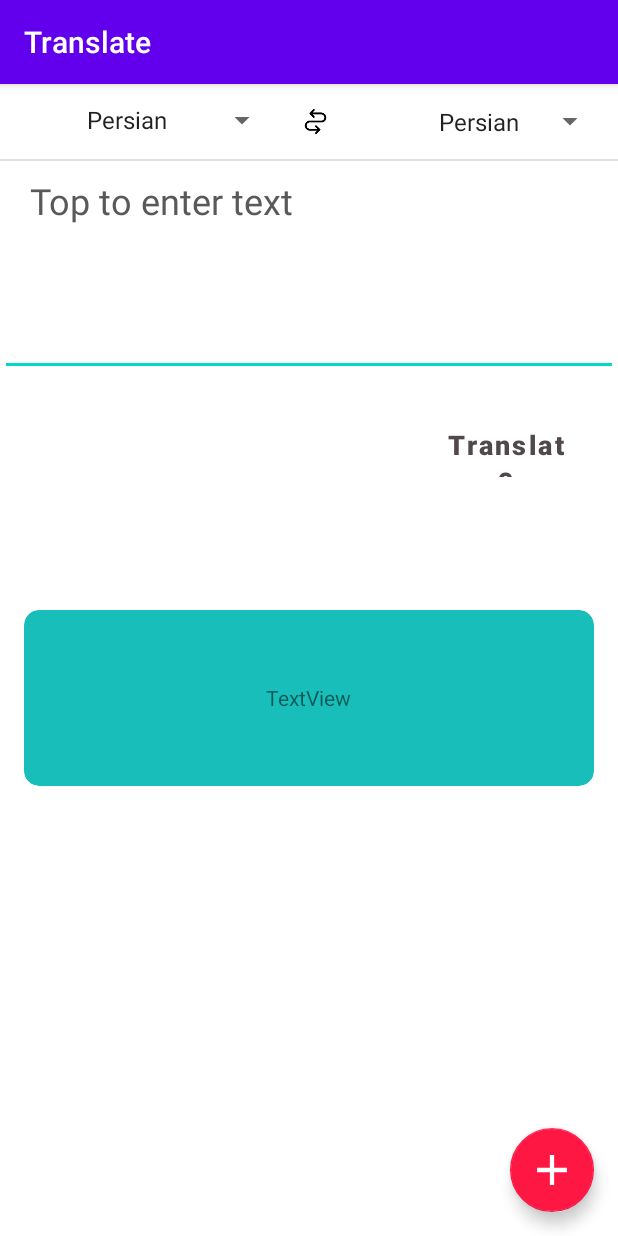
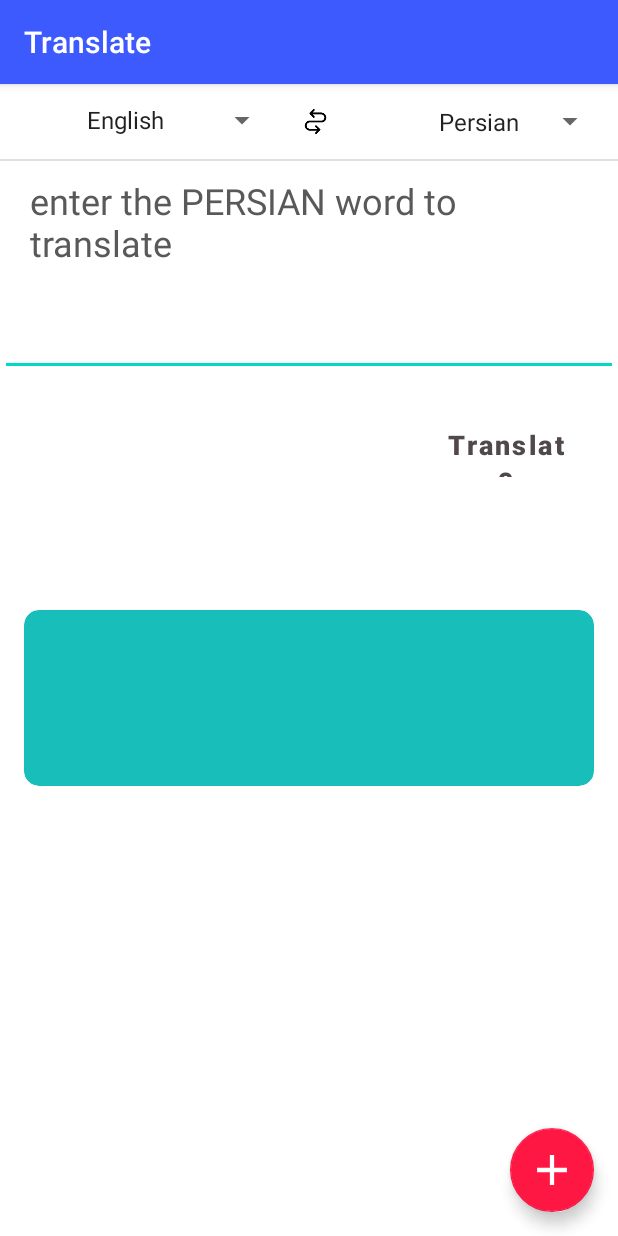
Before and after one commit to majid-moharami/Translate, an Android app: the screen it shows after launch (TranslateActivity), on a phone screen of 412 x 824 dp. Run offline under Robolectric (Android 15) with nearby library versions, the phone set to English and light mode, and no system bars.

Commit message:
write the logic for translate and replace buttons , change onItemSelected method to keep state of the spinners for better logic .
 create repository , WordCursorWrapper , StateOfTranslate (enum)

```diff
--- a/app/src/main/java/com/example/translate/controller/fragment/BaseFragment.java
+++ b/app/src/main/java/com/example/translate/controller/fragment/BaseFragment.java
@@ -11,15 +11,30 @@ import android.view.ViewGroup;
 import android.widget.AdapterView;
 import android.widget.ArrayAdapter;
 import android.widget.Button;
+import android.widget.EditText;
+import android.widget.ImageView;
 import android.widget.Spinner;
+import android.widget.TextView;
 import android.widget.Toast;
 
 import com.example.translate.R;
+import com.example.translate.model.WordTranslate;
+import com.example.translate.repository.WordDBRepository;
+import com.example.translate.utils.StateOfTranslate;
+
+import java.util.List;
 
 
 public class BaseFragment extends Fragment implements  AdapterView.OnItemSelectedListener {
 
     private Button mButtonTranslate;
+    private WordDBRepository mRepository;
+    private List<WordTranslate> mWordList;
+    private StateOfTranslate mOriginState , mDesState;
+    private TextView mResultWord;
+    private EditText mEnterText;
+    private  Spinner mSpinnerDestination,mSpinnerOrigin;
+    private ImageView mReplace;
 
     public static BaseFragment newInstance() {
         BaseFragment fragment = new BaseFragment();
@@ -31,6 +46,8 @@ public class BaseFragment extends Fragment implements  AdapterView.OnItemSelecte
     @Override
     public void onCreate(Bundle savedInstanceState) {
         super.onCreate(savedInstanceState);
+        mRepository = WordDBRepository.getInstance(getActivity());
+        mWordList = mRepository.getList();
     }
 
     @Override
@@ -46,42 +63,141 @@ public class BaseFragment extends Fragment implements  AdapterView.OnItemSelecte
         return view;
     }
 
+    private void findViews(View view){
+        mButtonTranslate = view.findViewById(R.id.button_translate);
+        mEnterText = view.findViewById(R.id.editText_enter_text);
+        mSpinnerDestination = view.findViewById(R.id.spinner_Destination);
+        mSpinnerOrigin  = view.findViewById(R.id.spinner_origin);
+        mReplace  = view.findViewById(R.id.image_view_replace);
+        mResultWord  = view.findViewById(R.id.textView_result);
+    }
+
     private void allListener() {
         mButtonTranslate.setOnClickListener(new View.OnClickListener() {
             @Override
             public void onClick(View v) {
-                MediaPlayer mediaPlayer  = MediaPlayer.create(getActivity() , R.raw.multimedia_button_click_005);
+                MediaPlayer mediaPlayer  =  MediaPlayer.create(getActivity() , R.raw.multimedia_button_click_005);
                 mediaPlayer.start();
+                String inputWord = mEnterText.getText().toString();
+                for (int i = 0; i < mWordList.size(); i++) {
+                    String farsi = mWordList.get(i).getPersian();
+                    String english = mWordList.get(i).getEnglish();
+                    String france = mWordList.get(i).getFrance();
+                    String arab = mWordList.get(i).getArabian();
+                    if (inputWord.equals(farsi) || inputWord.equals(english) || inputWord.equals(france) || inputWord.equals(arab)){
+                        switch (mDesState){
+                            case PERSIAN:
+                                mResultWord.setText(farsi);
+                                break;
+                            case ENGLISH:
+                                mResultWord.setText(english);
+                                break;
+                            case FRANCE:
+                                mResultWord.setText(france);
+                                break;
+                            case ARABIAN:
+                                mResultWord.setText(arab);
+                                break;
+                        }
+                        return;
+                    }
+                }
+                Toast.makeText(getActivity(), "Not found", Toast.LENGTH_SHORT).show();
+            }
+        });
+
+        mReplace.setOnClickListener(new View.OnClickListener() {
+            @Override
+            public void onClick(View v) {
+                switch (mDesState){
+                    case PERSIAN:
+                        mSpinnerOrigin.setSelection(0);
+                        break;
+                    case ENGLISH:
+                        mSpinnerOrigin.setSelection(1);
+                        break;
+                    case FRANCE:
+                        mSpinnerOrigin.setSelection(2);
+                        break;
+                    case ARABIAN:
+                        mSpinnerOrigin.setSelection(3);
+                        break;
+                }
+                switch (mOriginState){
+                    case PERSIAN:
+                        mSpinnerDestination.setSelection(1);
+                        break;
+                    case ENGLISH:
+                        mSpinnerDestination.setSelection(0);
+                        break;
+                    case FRANCE:
+                        mSpinnerDestination.setSelection(2);
+                        break;
+                    case ARABIAN:
+                        mSpinnerDestination.setSelection(3);
+                        break;
+                }
             }
         });
     }
 
-    private void findViews(View view){
-        mButtonTranslate = view.findViewById(R.id.button_translate);
+
+    /**
+     * find the destination spinner and create Array adaptor for getting the item in spinner
+     * and set adapter to spinner object
+     * @param view
+     */
+    private void setSpinnerDestination(View view) {
+        ArrayAdapter<CharSequence> adapter = ArrayAdapter.createFromResource(getActivity(),
+                R.array.language_array2, android.R.layout.simple_spinner_item);
+        adapter.setDropDownViewResource(android.R.layout.simple_spinner_dropdown_item);
+        mSpinnerDestination.setAdapter(adapter);
+        mSpinnerDestination.setOnItemSelectedListener(this);
     }
-
-
-    private void setSpinnerDestination(View view) {
-        Spinner spinner  = view.findViewById(R.id.spinner_Destination);
+    /**
+     * find the origin spinner and create Array adaptor for getting the item in spinner
+     * and set adapter to spinner object
+     * @param view
+     */
+    private void setSpinnerOrigin(View view) {
         ArrayAdapter<CharSequence> adapter = ArrayAdapter.createFromResource(getActivity(),
                 R.array.language_array, android.R.layout.simple_spinner_item);
         adapter.setDropDownViewResource(android.R.layout.simple_spinner_dropdown_item);
-        spinner.setAdapter(adapter);
-        spinner.setOnItemSelectedListener(this);
+        mSpinnerOrigin.setAdapter(adapter);
+        mSpinnerOrigin.setOnItemSelectedListener(this);
     }
 
-    private void setSpinnerOrigin(View view) {
-        Spinner spinner  = view.findViewById(R.id.spinner_origin);
-        ArrayAdapter<CharSequence> adapter = ArrayAdapter.createFromResource(getActivity(),
-                R.array.language_array, android.R.layout.simple_spinner_item);
-        adapter.setDropDownViewResource(android.R.layout.simple_spinner_dropdown_item);
-        spinner.setAdapter(adapter);
-        spinner.setOnItemSelectedListener(this);
-    }
-
+    /**
+     *
+     * @param parent return the spinner that clicked
+     * @param view
+     * @param position return the position of the item clicked in parent
+     * @param id
+     */
     @Override
     public void onItemSelected(AdapterView<?> parent, View view, int position, long id) {
-        Toast.makeText(getActivity(), parent.getItemAtPosition(position)+"", Toast.LENGTH_SHORT).show();
+        if (parent.getId() == R.id.spinner_origin){
+            if (parent.getItemAtPosition(position).equals("Persian"))
+                mOriginState= StateOfTranslate.PERSIAN;
+            if (parent.getItemAtPosition(position).equals("English"))
+                mOriginState= StateOfTranslate.ENGLISH;
+            if (parent.getItemAtPosition(position).equals("France"))
+                mOriginState= StateOfTranslate.FRANCE;
+            if (parent.getItemAtPosition(position).equals("Arabian"))
+                mOriginState= StateOfTranslate.ARABIAN;
+            mEnterText.setHint("enter the "+mOriginState.toString()+" word to translate");
+        }
+        if (parent.getId() == R.id.spinner_Destination){
+            if (parent.getItemAtPosition(position).equals("Persian"))
+                mDesState= StateOfTranslate.PERSIAN;
+            if (parent.getItemAtPosition(position).equals("English"))
+                mDesState= StateOfTranslate.ENGLISH;
+            if (parent.getItemAtPosition(position).equals("France"))
+                mDesState= StateOfTranslate.FRANCE;
+            if (parent.getItemAtPosition(position).equals("Arabian"))
+                mDesState= StateOfTranslate.ARABIAN;
+        }
+
     }
 
     @Override
--- a/app/src/main/java/com/example/translate/database/TranslateBaseHelper.java
+++ b/app/src/main/java/com/example/translate/database/TranslateBaseHelper.java
@@ -1,9 +1,12 @@
 package com.example.translate.database;
 
+import android.content.ContentValues;
 import android.content.Context;
 import android.database.sqlite.SQLiteDatabase;
 import android.database.sqlite.SQLiteOpenHelper;
 import androidx.annotation.Nullable;
+
+import com.example.translate.model.WordTranslate;
 
 import static com.example.translate.database.TranslateDBSchema.WordTable.*;
 
@@ -11,6 +14,16 @@ public class TranslateBaseHelper extends SQLiteOpenHelper {
 
     public TranslateBaseHelper(@Nullable Context context) {
         super(context, NAME, null, TranslateDBSchema.VERSION);
+    }
+
+    private void addDefault(SQLiteDatabase database , WordTranslate wordTranslate){
+        ContentValues values = new ContentValues();
+        values.put(COLS.PERSIAN , wordTranslate.getPersian());
+        values.put(COLS.ENGLISH , wordTranslate.getEnglish());
+        values.put(COLS.FRANCE , wordTranslate.getFrance());
+        values.put(COLS.ARABIAN , wordTranslate.getArabian());
+        values.put(COLS.UUID , wordTranslate.getUUID().toString());
+        database.insert(NAME , null , values);
     }
 
     @Override
@@ -23,6 +36,15 @@ public class TranslateBaseHelper extends SQLiteOpenHelper {
                 COLS.UUID + " text," +
                 COLS.ID + " integer primary key autoincrement" +
                 ");");
+        this.addDefault(db,new WordTranslate("آب", "water","l'eau","ماء"));
+        this.addDefault(db,new WordTranslate("خانه", "Home","Accueil","الصفحة الرئيسية"));
+        this.addDefault(db,new WordTranslate("زمین", "the earth","La terre","الأرض"));
+        this.addDefault(db,new WordTranslate("غذا", "Food","Aliments","طعام"));
+        this.addDefault(db,new WordTranslate("مغز ", "the brain","le cerveau","الدماغ"));
+        this.addDefault(db,new WordTranslate("گوشت ", "Meat","Viande","لحم"));
+        this.addDefault(db, new WordTranslate("خوشحال", "Happy","Heureux","سعيدة"));
+        this.addDefault(db,new WordTranslate("قرمز", "Red","rouge","أحمر"));
+        this.addDefault(db,new WordTranslate("ابی", "Blue","Bleu","أزرق"));
     }
 
     @Override
--- /dev/null
+++ b/app/src/main/java/com/example/translate/database/cursorwrapper/WordCursorWrapper.java
@@ -0,0 +1,31 @@
+package com.example.translate.database.cursorwrapper;
+
+import android.database.Cursor;
+import android.database.CursorWrapper;
+
+import com.example.translate.database.TranslateDBSchema;
+import com.example.translate.model.*;
+
+import java.util.UUID;
+
+public class WordCursorWrapper extends CursorWrapper {
+    /**
+     * Creates a cursor wrapper.
+     *
+     * @param cursor The underlying cursor to wrap.
+     */
+    public WordCursorWrapper(Cursor cursor) {
+        super(cursor);
+    }
+
+    public WordTranslate getWord(){
+        String persian = getString(getColumnIndex(TranslateDBSchema.WordTable.COLS.PERSIAN));
+        String english = getString(getColumnIndex(TranslateDBSchema.WordTable.COLS.ENGLISH));
+        String france = getString(getColumnIndex(TranslateDBSchema.WordTable.COLS.FRANCE));
+        String arabian = getString(getColumnIndex(TranslateDBSchema.WordTable.COLS.ARABIAN));
+        String uuid = getString(getColumnIndex(TranslateDBSchema.WordTable.COLS.UUID));
+        WordTranslate wordTranslate = new WordTranslate(persian , english , france , arabian);
+        //TODO make counstractor
+        return wordTranslate;
+    }
+}
--- a/app/src/main/java/com/example/translate/model/Word.java
+++ b/app/src/main/java/com/example/translate/model/WordTranslate.java
@@ -2,7 +2,7 @@ package com.example.translate.model;
 
 import java.util.UUID;
 
-public class Word {
+public class WordTranslate {
     private String mPersian;
     private String mEnglish;
     private String mFrance;
@@ -45,15 +45,15 @@ public class Word {
         mArabian = arabian;
     }
 
-    public Word() {
+    public WordTranslate() {
         mUUID= UUID.randomUUID();
     }
 
-    public Word(String persian, String english, String france, String arabian) {
-        this();
+    public WordTranslate(String persian, String english, String france, String arabian ) {
         mPersian = persian;
         mEnglish = english;
         mFrance = france;
         mArabian = arabian;
+        mUUID = UUID.randomUUID();
     }
 }
--- /dev/null
+++ b/app/src/main/java/com/example/translate/repository/IRepository.java
@@ -0,0 +1,12 @@
+package com.example.translate.repository;
+
+import java.util.List;
+import java.util.UUID;
+
+public interface IRepository<E> {
+    void insert(E e);
+    E get(UUID uuid);
+    List<E> getList();
+    void delete(E e);
+    void update(E e);
+}
--- /dev/null
+++ b/app/src/main/java/com/example/translate/repository/WordDBRepository.java
@@ -0,0 +1,110 @@
+package com.example.translate.repository;
+
+import android.content.ContentValues;
+import android.content.Context;
+import android.database.Cursor;
+import android.database.sqlite.SQLiteDatabase;
+import static com.example.translate.database.TranslateDBSchema.WordTable.*;
+import com.example.translate.database.TranslateBaseHelper;
+import com.example.translate.database.cursorwrapper.WordCursorWrapper;
+import com.example.translate.model.WordTranslate;
+
+import java.util.ArrayList;
+import java.util.List;
+import java.util.UUID;
+
+public class WordDBRepository implements IRepository<WordTranslate> {
+
+    private static WordDBRepository sWordDBRepository;
+    private SQLiteDatabase mSQLiteDatabase;
+    private static Context mContext;
+
+    public static WordDBRepository getInstance(Context context){
+        mContext = context.getApplicationContext();
+
+        if (sWordDBRepository == null)
+            sWordDBRepository = new WordDBRepository();
+        return sWordDBRepository;
+    }
+
+    private WordDBRepository() {
+        TranslateBaseHelper translateBaseHelper = new TranslateBaseHelper(mContext);
+        mSQLiteDatabase = translateBaseHelper.getWritableDatabase();
+    }
+
+    @Override
+    public void insert(WordTranslate wordTranslate) {
+        ContentValues values = getWordContentValues(wordTranslate);
+        mSQLiteDatabase.insert(NAME , null , values);
+    }
+
+    @Override
+    public WordTranslate get(UUID uuid) {
+        String where  = COLS.UUID + "=?";
+        String[] whereArgs = {uuid.toString()};
+        WordCursorWrapper cursorWrapper = queryWord(where,whereArgs);
+
+        try{
+            cursorWrapper.moveToFirst();
+            return cursorWrapper.getWord();
+        }
+        finally {
+            cursorWrapper.close();
+        }
+    }
+
+    @Override
+    public List<WordTranslate> getList() {
+        List<WordTranslate> wordTranslates = new ArrayList<>();
+        WordCursorWrapper cursorWrapper = queryWord(null,null);
+
+        try {
+            cursorWrapper.moveToFirst();
+
+            while (!cursorWrapper.isAfterLast()){
+                wordTranslates.add(cursorWrapper.getWord());
+                cursorWrapper.moveToNext();
+            }
+        }finally {
+            cursorWrapper.close();
+        }
+        return wordTranslates;
+    }
+
+    @Override
+    public void delete(WordTranslate wordTranslate) {
+        String where  = COLS.UUID + "=?";
+        String[] whereArgs = {wordTranslate.getUUID().toString()};
+        mSQLiteDatabase.delete(NAME , where , whereArgs );
+    }
+
+    @Override
+    public void update(WordTranslate wordTranslate) {
+        ContentValues values = getWordContentValues(wordTranslate);
+        String where  = COLS.UUID + "=?";
+        String[] whereArgs = {wordTranslate.getUUID().toString()};
+        mSQLiteDatabase.update(NAME ,values,where , whereArgs );
+    }
+
+    private ContentValues getWordContentValues(WordTranslate wordTranslate){
+        ContentValues values = new ContentValues();
+        values.put(COLS.PERSIAN , wordTranslate.getPersian());
+        values.put(COLS.ENGLISH , wordTranslate.getEnglish());
+        values.put(COLS.FRANCE , wordTranslate.getFrance());
+        values.put(COLS.ARABIAN , wordTranslate.getArabian());
+        values.put(COLS.UUID , wordTranslate.getUUID().toString());
+        return values;
+    }
+
+    private WordCursorWrapper queryWord(String where , String[] whereArgs){
+        Cursor cursor = mSQLiteDatabase.query(NAME ,
+                null ,
+                where ,
+                whereArgs ,
+                null ,
+                null ,
+                null);
+
+        return new WordCursorWrapper(cursor);
+    }
+}
--- /dev/null
+++ b/app/src/main/java/com/example/translate/utils/StateOfTranslate.java
@@ -0,0 +1,5 @@
+package com.example.translate.utils;
+
+public enum  StateOfTranslate {
+    PERSIAN,ENGLISH,FRANCE,ARABIAN;
+}
--- /dev/null
+++ b/app/src/main/res/layout/add_word_dialog.xml
@@ -0,0 +1,6 @@
+<?xml version="1.0" encoding="utf-8"?>
+<androidx.constraintlayout.widget.ConstraintLayout
+    xmlns:android="http://schemas.android.com/apk/res/android" android:layout_width="match_parent"
+    android:layout_height="match_parent">
+
+</androidx.constraintlayout.widget.ConstraintLayout>
--- a/app/src/main/res/layout/fragment_base.xml
+++ b/app/src/main/res/layout/fragment_base.xml
@@ -28,10 +28,12 @@
 
         <TextView
             android:id="@+id/textView_result"
-            android:layout_width="wrap_content"
-            android:layout_height="wrap_content"
+            android:layout_width="159dp"
+            android:layout_height="40dp"
             android:layout_gravity="center"
-            android:text="TextView" />
+            android:gravity="center"
+            android:textColor="#000000"
+            android:textSize="24sp" />
 
     </androidx.cardview.widget.CardView>
 
@@ -44,14 +46,14 @@
         android:paddingStart="50dp"
         android:paddingEnd="30dp"
         app:layout_constraintBottom_toBottomOf="parent"
-        app:layout_constraintEnd_toStartOf="@+id/imageView2"
+        app:layout_constraintEnd_toStartOf="@+id/image_view_replace"
         app:layout_constraintHorizontal_bias="0.202"
         app:layout_constraintStart_toStartOf="parent"
         app:layout_constraintTop_toTopOf="parent"
         app:layout_constraintVertical_bias="0.0" />
 
     <ImageView
-        android:id="@+id/imageView2"
+        android:id="@+id/image_view_replace"
         android:layout_width="49dp"
         android:layout_height="50dp"
         android:layout_marginStart="8dp"
@@ -74,7 +76,7 @@
         app:layout_constraintBottom_toBottomOf="parent"
         app:layout_constraintEnd_toEndOf="parent"
         app:layout_constraintHorizontal_bias="0.0"
-        app:layout_constraintStart_toEndOf="@+id/imageView2"
+        app:layout_constraintStart_toEndOf="@+id/image_view_replace"
         app:layout_constraintTop_toTopOf="parent"
         app:layout_constraintVertical_bias="0.0" />
 
@@ -87,7 +89,7 @@
         app:layout_constraintEnd_toEndOf="parent"
         app:layout_constraintHorizontal_bias="0.0"
         app:layout_constraintStart_toStartOf="parent"
-        app:layout_constraintTop_toBottomOf="@+id/imageView2"
+        app:layout_constraintTop_toBottomOf="@+id/image_view_replace"
         app:layout_constraintVertical_bias="0.0" />
 
     <MultiAutoCompleteTextView
--- a/app/src/main/res/values/strings.xml
+++ b/app/src/main/res/values/strings.xml
@@ -6,6 +6,12 @@
         <item>France</item>
         <item>Arabian</item>
     </string-array>
+    <string-array name="language_array2">
+        <item>English</item>
+        <item>Persian</item>
+        <item>France</item>
+        <item>Arabian</item>
+    </string-array>
     <!-- TODO: Remove or change this placeholder text -->
     <string name="hello_blank_fragment">Hello blank fragment</string>
 </resources>
--- a/app/src/main/res/values/styles.xml
+++ b/app/src/main/res/values/styles.xml
@@ -2,7 +2,7 @@
     <!-- Base application theme. -->
     <style name="AppTheme" parent="Theme.AppCompat.Light.DarkActionBar">
         <!-- Customize your theme here. -->
-        <item name="colorPrimary">@color/colorPrimary</item>
+        <item name="colorPrimary">#3D5AFE</item>
         <item name="colorPrimaryDark">@color/colorPrimaryDark</item>
         <item name="colorAccent">@color/colorAccent</item>
     </style>
```
